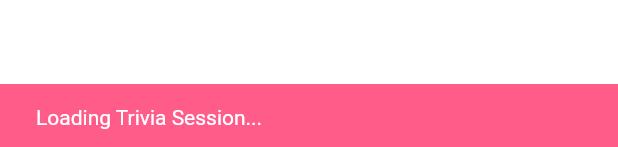
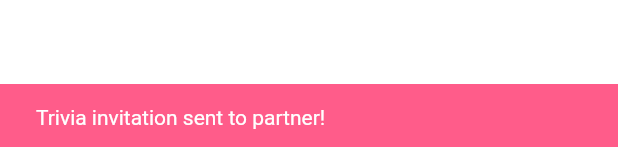
Before and after one commit to samiul-basir-46/bae_window, a Flutter app: the QuestionOfTheDayCard widget shown alone on an empty page, opened directly with empty values, after a tap on "Answer together →", on a phone screen of 412 x 824 dp. Shown: the part 1086-1233 px from the top of the screen. Run offline on Flutter 3.47's test engine with Material 3 defaults, Android fonts, the phone set to English and light mode, and no system bars; drawn by our look-alikes of auto_animated; our stand-ins replace app_links, audioplayers, cached_network_image, cloud_firestore, dio, firebase_auth and 15 more; missing offline and left inert: dotlottie_loader, email_otp, home_widget, record; accounts and stored records are empty; network calls fail; project files that could hold a hidden picture were left out.

Commit message:
feat: implement daily trivia questions with partner invitation notifications via FCM

```diff
--- a/lib/features/home/presentation/bloc/home_bloc.dart
+++ b/lib/features/home/presentation/bloc/home_bloc.dart
@@ -9,6 +9,7 @@ import 'package:intl/intl.dart';
 import 'home_event.dart';
 import 'home_state.dart';
 import 'package:bea_window_app/helpers/widget_helper.dart';
+import 'package:bea_window_app/helpers/notification_service.dart';
 
 class HomeBloc extends Bloc<HomeEvent, HomeState> {
   static const MethodChannel _pulseChannel = MethodChannel('bea_window/pulse');
@@ -38,6 +39,30 @@ class HomeBloc extends Bloc<HomeEvent, HomeState> {
   int _partnerPulseTrackingStartedAtMs =
       DateTime.now().toUtc().millisecondsSinceEpoch;
 
+  static const List<String> _englishQuestions = [
+    "What is one small thing I did recently that made you feel loved?",
+    "If we could travel anywhere in the world together tomorrow, where would we go?",
+    "What is your absolute favorite memory of us together?",
+    "What was the first thing that attracted you to me?",
+    "What song always reminds you of our relationship?",
+    "If we had a whole free day together with no responsibilities, how would we spend it?",
+    "What is a habit of mine that you secretly find cute or endearing?",
+    "What is one dream or goal you hope we can achieve together in the next few years?",
+    "What is your favorite way to receive affection from me (words, touch, gifts, etc.)?",
+    "If you could describe our relationship in just three words, what would they be?",
+    "What is the best piece of advice about love or relationships you've ever heard?",
+    "Which movie or show character reminds you most of me and why?",
+  ];
+
+  static TriviaQuestion _getTriviaQuestionForToday() {
+    final dayOfYear = DateTime.now().difference(DateTime(DateTime.now().year, 1, 1)).inDays;
+    final index = dayOfYear % _englishQuestions.length;
+    return TriviaQuestion(
+      questionText: _englishQuestions[index],
+      isAnswered: false,
+    );
+  }
+
   HomeBloc() : super(const HomeInitial()) {
     on<LoadHomeDataEvent>(_onLoadHomeData);
     on<UpdateUserMoodEvent>(_onUpdateUserMood);
@@ -45,6 +70,28 @@ class HomeBloc extends Bloc<HomeEvent, HomeState> {
     on<UserDataUpdated>(_onUserDataUpdated);
     on<PartnerDataUpdated>(_onPartnerDataUpdated);
     on<CoupleDataUpdated>(_onCoupleDataUpdated);
+    on<AnswerQuestionTogetherEvent>(_onAnswerQuestionTogether);
+  }
+
+  Future<void> _onAnswerQuestionTogether(
+    AnswerQuestionTogetherEvent event,
+    Emitter<HomeState> emit,
+  ) async {
+    try {
+      final senderName = await PushNotificationService.getSenderName();
+      // Send a high-priority FCM notification to partner
+      await PushNotificationService.sendNotificationToPartner(
+        title: "💬 Trivia Time with $senderName",
+        body: "$senderName wants to answer today's question together!",
+        type: "triviaInvitation",
+        extraData: {
+          'questionText': event.questionText,
+          'senderName': senderName,
+        },
+      );
+    } catch (e) {
+      dev.log('Error sending trivia invitation notification: $e', name: 'HomeBloc');
+    }
   }
 
   Future<void> _onLoadHomeData(
@@ -427,11 +474,7 @@ class HomeBloc extends Bloc<HomeEvent, HomeState> {
       latestSnapType: latestSnapType,
       relationshipPulse: relationshipPulse,
       questionOfTheDay: _isPaired
-          ? const TriviaQuestion(
-              questionText:
-                  "আমাদের প্রথম ডেটের কোন মুহূর্তটি তোমার সবচেয়ে প্রিয়?",
-              isAnswered: false,
-            )
+          ? _getTriviaQuestionForToday()
           : null,
       checkInLogs: const [],
       nextSpecialDay: daysTogether != null
--- a/lib/features/home/presentation/bloc/home_event.dart
+++ b/lib/features/home/presentation/bloc/home_event.dart
@@ -46,3 +46,8 @@ class CoupleDataUpdated extends HomeEvent {
   final Map<String, dynamic> data;
   const CoupleDataUpdated(this.data);
 }
+
+class AnswerQuestionTogetherEvent extends HomeEvent {
+  final String questionText;
+  const AnswerQuestionTogetherEvent(this.questionText);
+}
--- a/lib/features/home/presentation/screens/home_screens.dart
+++ b/lib/features/home/presentation/screens/home_screens.dart
@@ -203,7 +203,9 @@ class HomeScreenView extends StatelessWidget {
                             if (state.questionOfTheDay != null) ...[
                               UIHelper.verticalSpace(24.h),
                               QuestionOfTheDayCard(
-                                  question: state.questionOfTheDay!),
+                                question: state.questionOfTheDay!,
+                                partnerName: state.partnerName,
+                              ),
                             ],
                             if (state.checkInLogs.isNotEmpty) ...[
                               UIHelper.verticalSpace(24.h),
--- a/lib/features/home/presentation/widgets/question_of_the_day_card.dart
+++ b/lib/features/home/presentation/widgets/question_of_the_day_card.dart
@@ -4,12 +4,20 @@ import 'package:flutter_screenutil/flutter_screenutil.dart';
 import 'package:google_fonts/google_fonts.dart';
 import 'package:bea_window_app/gen/colors.gen.dart';
 import 'package:bea_window_app/helpers/ui_helpers.dart';
+import 'package:flutter_bloc/flutter_bloc.dart';
+import '../bloc/home_bloc.dart';
+import '../bloc/home_event.dart';
 import '../bloc/home_state.dart';
 
 class QuestionOfTheDayCard extends StatelessWidget {
   final TriviaQuestion question;
+  final String? partnerName;
 
-  const QuestionOfTheDayCard({super.key, required this.question});
+  const QuestionOfTheDayCard({
+    super.key,
+    required this.question,
+    this.partnerName,
+  });
 
   @override
   Widget build(BuildContext context) {
@@ -97,10 +105,14 @@ class QuestionOfTheDayCard extends StatelessWidget {
                           ),
                         ),
                       ),
-                      onPressed: () {
+                       onPressed: () {
+                        context.read<HomeBloc>().add(
+                          AnswerQuestionTogetherEvent(question.questionText),
+                        );
+                         final displayPartnerName = partnerName != null && partnerName!.isNotEmpty ? partnerName : 'partner';
                         ScaffoldMessenger.of(context).showSnackBar(
-                          const SnackBar(
-                            content: Text("Loading Trivia Session..."),
+                          SnackBar(
+                            content: Text("Trivia invitation sent to $displayPartnerName!"),
                             backgroundColor: AppColors.primaryPink,
                           ),
                         );
--- a/lib/helpers/notification_service.dart
+++ b/lib/helpers/notification_service.dart
@@ -400,7 +400,7 @@ class PushNotificationService {
 
   static Future<String> getSenderName() async {
     final user = _auth.currentUser;
-    if (user == null) return "Your Bae";
+    if (user == null) return "Partner";
     try {
       final doc = await _firestore.collection('users').doc(user.uid).get();
       if (doc.exists) {
@@ -411,7 +411,7 @@ class PushNotificationService {
         if (name != null && name.isNotEmpty) return name;
       }
     } catch (_) {}
-    return user.displayName ?? "Your Bae";
+    return user.displayName ?? "Partner";
   }
 
   static String? _cachedAccessToken;
```
